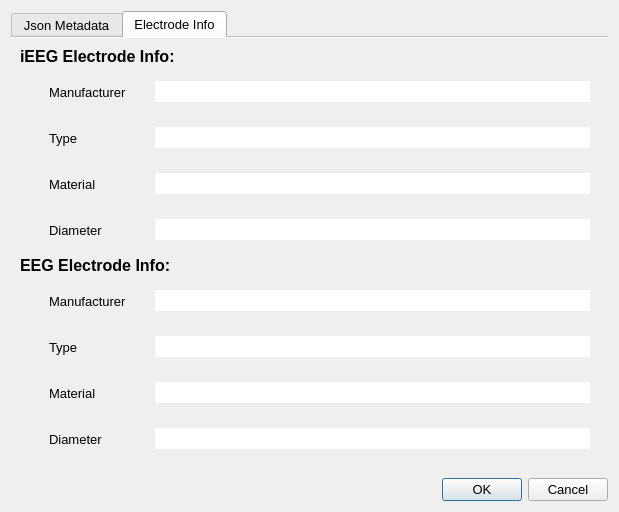
This is edf2bids/main/widgets/settings_panel.ui in greydongilmore/data2bids as Qt 5 draws it before an edit. The edited form follows.
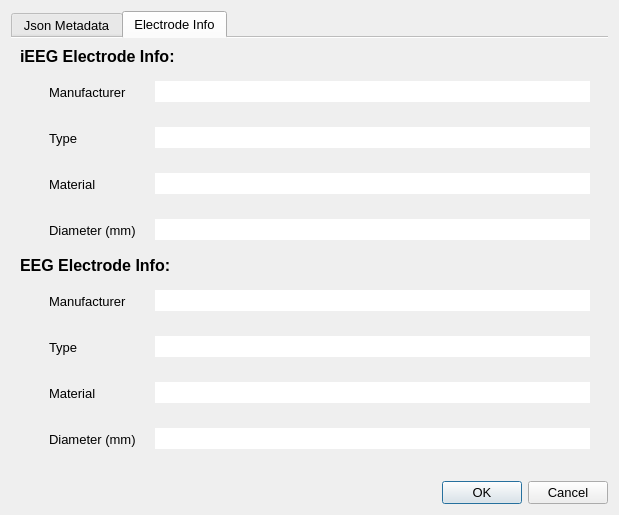
This is the edited form. The open tabs and pages were chosen to show the change.

Diff of the .ui file:
```diff
--- a/edf2bids/main/widgets/settings_panel.ui
+++ b/edf2bids/main/widgets/settings_panel.ui
@@ -7,7 +7,7 @@
     <x>0</x>
     <y>0</y>
     <width>619</width>
-    <height>510</height>
+    <height>515</height>
    </rect>
   </property>
   <property name="windowTitle">
@@ -591,7 +591,7 @@
              </font>
             </property>
             <property name="text">
-             <string>Diameter</string>
+             <string>Diameter (mm)</string>
             </property>
             <property name="indent">
              <number>20</number>
@@ -850,7 +850,7 @@
              </font>
             </property>
             <property name="text">
-             <string>Diameter</string>
+             <string>Diameter (mm)</string>
             </property>
             <property name="indent">
              <number>20</number>
```
Left out of the diff: 2 changed lines with no effect on the pictures.
